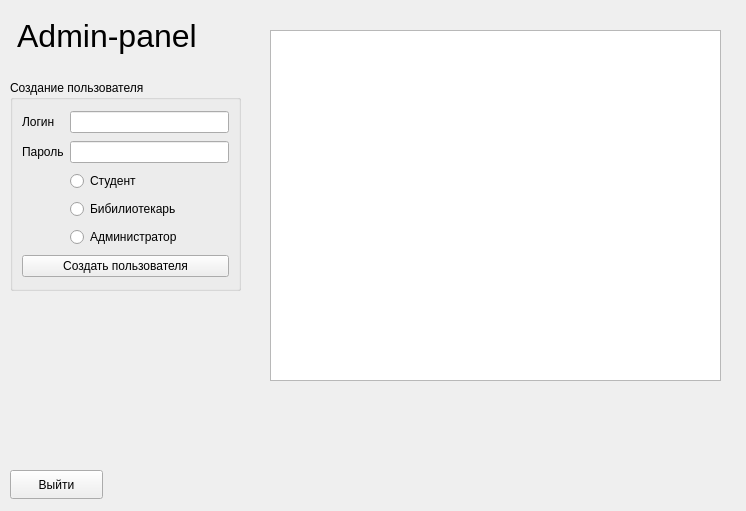
First picture: the form in adminform.ui, repository sudovag3/mstu-work-qt, before the edit.
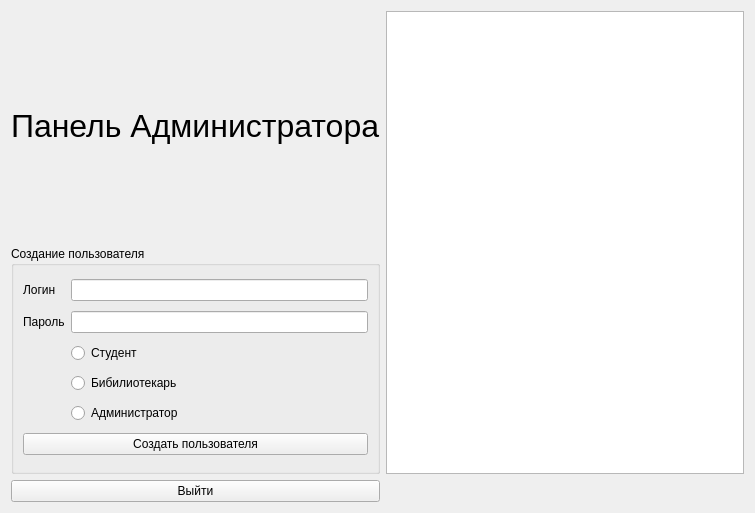
Second picture: the form after the edit.

The edit to the form file:
```diff
--- a/adminform.ui
+++ b/adminform.ui
@@ -6,43 +6,16 @@
    <rect>
     <x>0</x>
     <y>0</y>
-    <width>746</width>
-    <height>511</height>
+    <width>755</width>
+    <height>513</height>
    </rect>
   </property>
   <property name="windowTitle">
    <string>Администратор</string>
   </property>
-  <widget class="QLabel" name="label">
-   <property name="geometry">
-    <rect>
-     <x>10</x>
-     <y>10</y>
-     <width>221</width>
-     <height>51</height>
-    </rect>
-   </property>
-   <property name="font">
-    <font>
-     <pointsize>24</pointsize>
-    </font>
-   </property>
-   <property name="cursor">
-    <cursorShape>ArrowCursor</cursorShape>
-   </property>
-   <property name="text">
-    <string> Admin-panel</string>
-   </property>
-  </widget>
+  <layout class="QGridLayout" name="gridLayout_2">
+   <item row="1" column="0">
   <widget class="QGroupBox" name="groupBox">
-   <property name="geometry">
-    <rect>
-     <x>10</x>
-     <y>80</y>
-     <width>231</width>
-     <height>211</height>
-    </rect>
-   </property>
    <property name="sizePolicy">
     <sizepolicy hsizetype="Preferred" vsizetype="Preferred">
      <horstretch>0</horstretch>
@@ -110,29 +83,33 @@
     </item>
    </layout>
   </widget>
-  <widget class="QListWidget" name="userListWidget">
-   <property name="geometry">
-    <rect>
-     <x>270</x>
-     <y>30</y>
-     <width>451</width>
-     <height>351</height>
-    </rect>
-   </property>
-  </widget>
+   </item>
+   <item row="0" column="0">
+    <widget class="QLabel" name="label">
+     <property name="font">
+      <font>
+       <pointsize>24</pointsize>
+      </font>
+     </property>
+     <property name="cursor">
+      <cursorShape>ArrowCursor</cursorShape>
+     </property>
+     <property name="text">
+      <string>Панель Администратора</string>
+     </property>
+    </widget>
+   </item>
+   <item row="0" column="1" rowspan="2">
+    <widget class="QListWidget" name="userListWidget"/>
+   </item>
+   <item row="2" column="0">
   <widget class="QPushButton" name="ButtonClose">
-   <property name="geometry">
-    <rect>
-     <x>10</x>
-     <y>470</y>
-     <width>93</width>
-     <height>29</height>
-    </rect>
-   </property>
    <property name="text">
     <string>Выйти</string>
    </property>
   </widget>
+   </item>
+  </layout>
  </widget>
  <resources/>
  <connections/>
```
Lines whose indentation alone changed are shown as unchanged.
